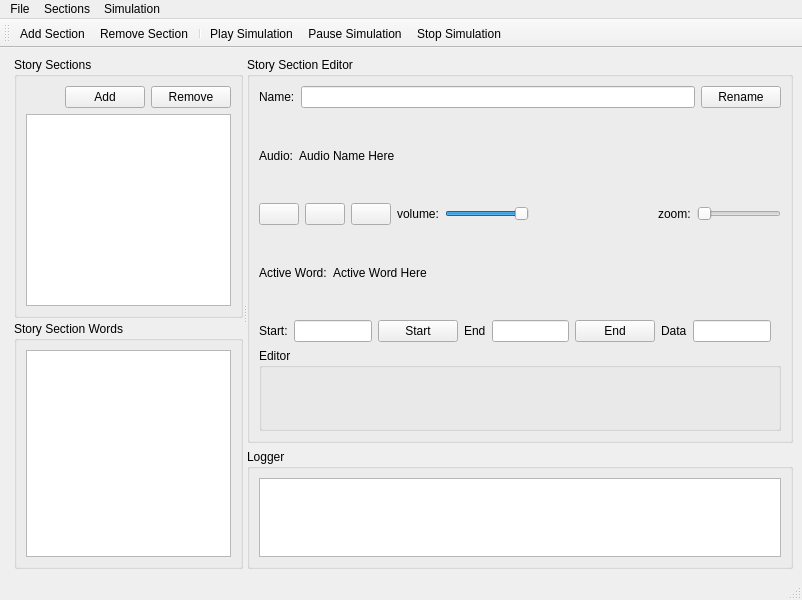
hummingflight/cotorro-storytelling-audio-sync-tool, file Cotorro/diaEditor.ui: the form before one commit.
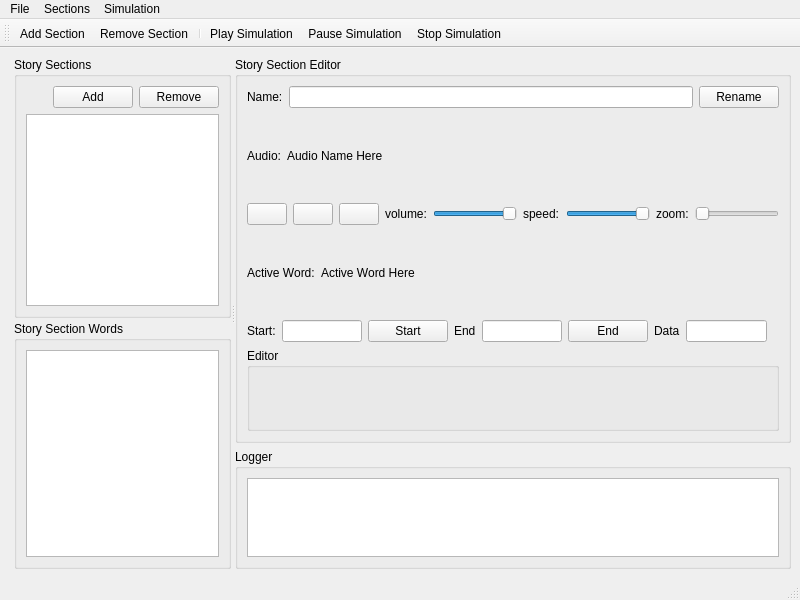
The form after the commit. Icons and pictures are not drawn.

Commit message: feature: audio speed

Patch:
```diff
--- a/Cotorro/diaEditor.ui
+++ b/Cotorro/diaEditor.ui
@@ -6,7 +6,7 @@
    <rect>
     <x>0</x>
     <y>0</y>
-    <width>802</width>
+    <width>800</width>
     <height>600</height>
    </rect>
   </property>
@@ -276,6 +276,41 @@
                 </property>
                </widget>
               </item>
+              <item>
+               <widget class="QLabel" name="label_8">
+                <property name="text">
+                 <string>speed:</string>
+                </property>
+               </widget>
+              </item>
+              <item>
+               <widget class="QSlider" name="slider_pitch">
+                <property name="sizePolicy">
+                 <sizepolicy hsizetype="Fixed" vsizetype="Fixed">
+                  <horstretch>0</horstretch>
+                  <verstretch>0</verstretch>
+                 </sizepolicy>
+                </property>
+                <property name="minimum">
+                 <number>25</number>
+                </property>
+                <property name="maximum">
+                 <number>100</number>
+                </property>
+                <property name="singleStep">
+                 <number>5</number>
+                </property>
+                <property name="value">
+                 <number>100</number>
+                </property>
+                <property name="orientation">
+                 <enum>Qt::Horizontal</enum>
+                </property>
+                <property name="tickInterval">
+                 <number>1</number>
+                </property>
+               </widget>
+              </item>
               <item>
                <spacer name="horizontalSpacer_2">
                 <property name="orientation">
@@ -455,7 +490,7 @@
     <rect>
      <x>0</x>
      <y>0</y>
-     <width>802</width>
+     <width>800</width>
      <height>22</height>
     </rect>
    </property>
```
The commit also changes 6 other files.
